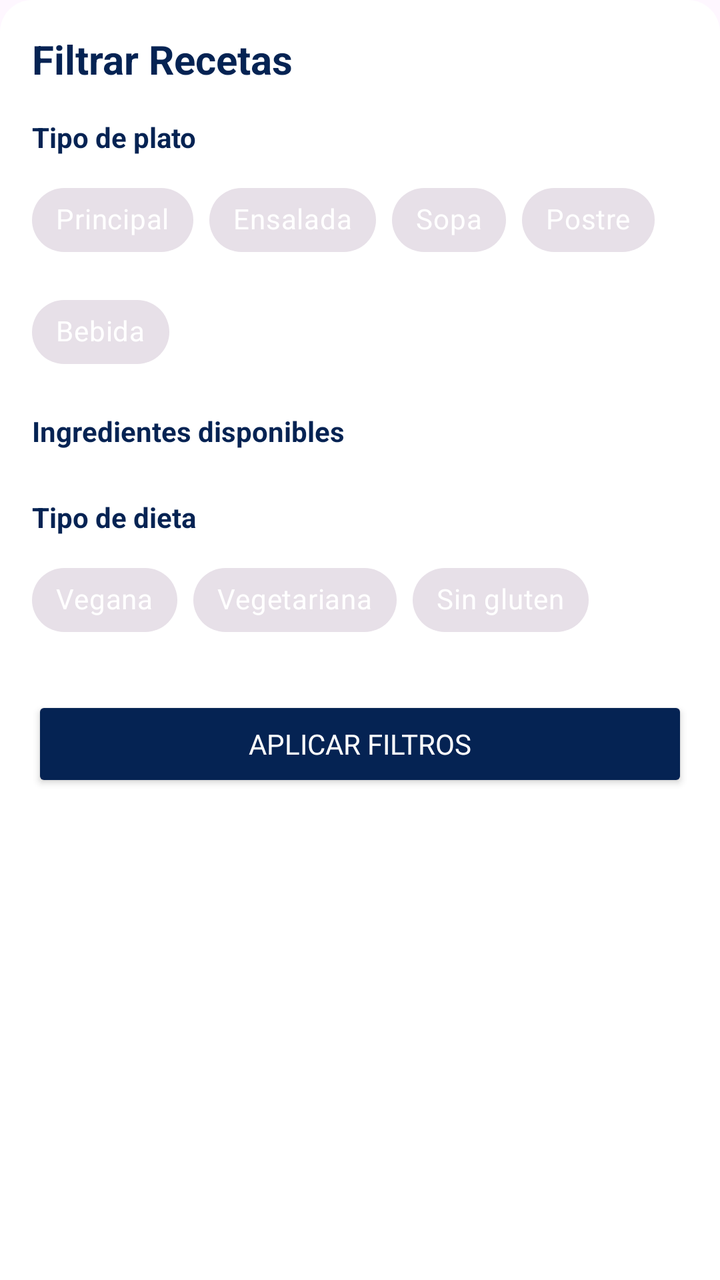
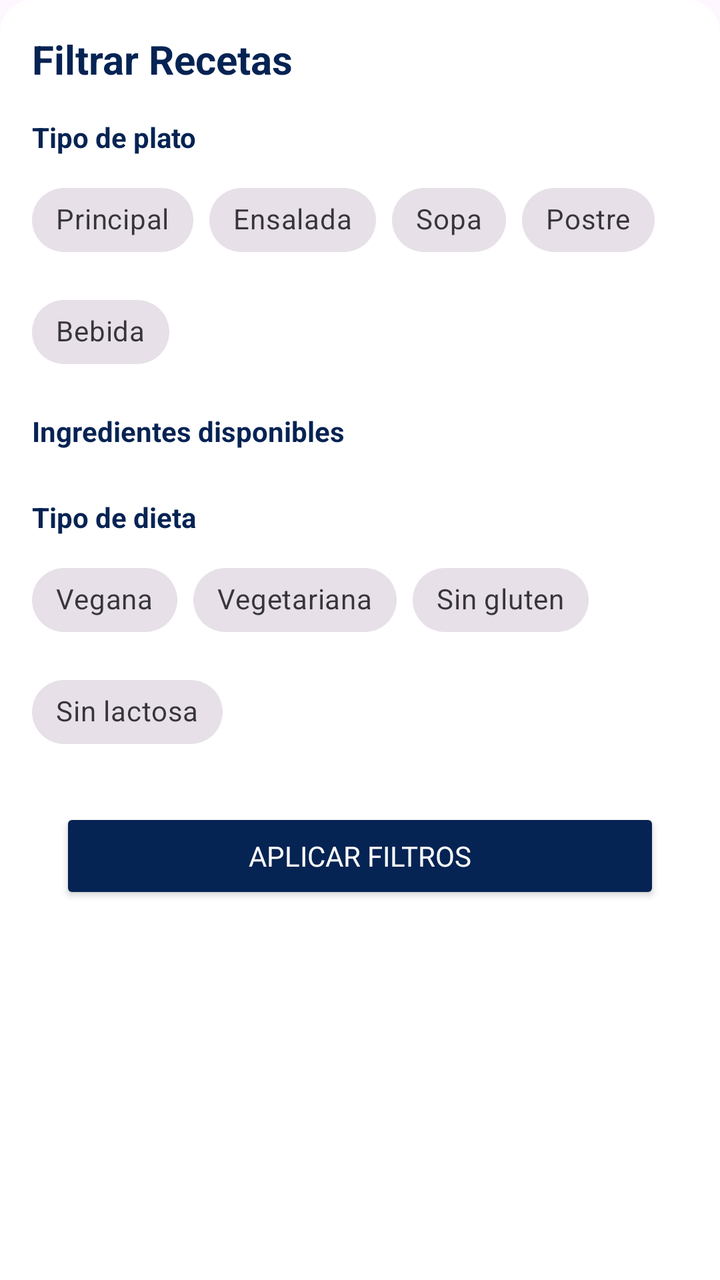

The first picture is an Android layout as it rendered before a commit; the second is the same layout after the commit. The layout source and the unified diff follow.
<!-- AndroidManifest.xml: application theme Theme.SmartFreezer -->
<!-- res/layout/dialog_recipes_filter.xml -->
<?xml version="1.0" encoding="utf-8"?>
<androidx.core.widget.NestedScrollView xmlns:android="http://schemas.android.com/apk/res/android"
    xmlns:app="http://schemas.android.com/apk/res-auto"
    android:layout_width="match_parent"
    android:layout_height="wrap_content"
    android:background="@drawable/bottom_sheet_background"
    android:fillViewport="true"
    android:padding="16dp">

    <LinearLayout
        android:layout_width="match_parent"
        android:layout_height="wrap_content"
        android:orientation="vertical">

        <TextView
            android:layout_width="wrap_content"
            android:layout_height="wrap_content"
            android:layout_marginBottom="16dp"
            android:text="Filtrar Recetas"
            android:textColor="@color/purpleButton"
            android:textSize="20sp"
            android:textStyle="bold" />

        <TextView
            android:layout_width="wrap_content"
            android:layout_height="wrap_content"
            android:text="Tipo de plato"
            android:layout_marginBottom="8dp"
            android:textColor="@color/purpleButton"
            android:textStyle="bold" />

        <com.google.android.material.chip.ChipGroup
            android:id="@+id/chipGroupDishType"
            android:layout_width="match_parent"
            android:layout_height="wrap_content"
            app:singleSelection="true"
            app:selectionRequired="false">

            <com.google.android.material.chip.Chip
                android:id="@+id/chipMainCourse"
                style="@style/Widget.MaterialComponents.Chip.Filter"
                android:layout_width="wrap_content"
                android:layout_height="wrap_content"
                android:textColor="@color/white"
                android:text="Principal" />

            <com.google.android.material.chip.Chip
                android:id="@+id/chipSalad"
                style="@style/Widget.MaterialComponents.Chip.Filter"
                android:layout_width="wrap_content"
                android:layout_height="wrap_content"
                android:textColor="@color/white"
                android:text="Ensalada" />

            <com.google.android.material.chip.Chip
                android:id="@+id/chipSoup"
                style="@style/Widget.MaterialComponents.Chip.Filter"
                android:layout_width="wrap_content"
                android:layout_height="wrap_content"
                android:textColor="@color/white"
                android:text="Sopa" />

            <com.google.android.material.chip.Chip
                android:id="@+id/chipDessert"
                style="@style/Widget.MaterialComponents.Chip.Filter"
                android:layout_width="wrap_content"
                android:layout_height="wrap_content"
                android:textColor="@color/white"
                android:text="Postre" />

            <com.google.android.material.chip.Chip
                android:id="@+id/chipDrink"
                style="@style/Widget.MaterialComponents.Chip.Filter"
                android:layout_width="wrap_content"
                android:layout_height="wrap_content"
                android:textColor="@color/white"
                android:text="Bebida" />
        </com.google.android.material.chip.ChipGroup>

        <TextView
            android:layout_width="wrap_content"
            android:layout_height="wrap_content"
            android:layout_marginTop="16dp"
            android:text="Ingredientes disponibles"
            android:textColor="@color/purpleButton"
            android:textStyle="bold" />


        <androidx.recyclerview.widget.RecyclerView
            android:id="@+id/ingredientsRecyclerView"
            android:layout_width="match_parent"
            android:layout_height="wrap_content"
            android:overScrollMode="never"
            android:scrollbars="vertical"
            android:layout_marginTop="8dp"
            android:orientation="horizontal"
            app:layoutManager="androidx.recyclerview.widget.LinearLayoutManager" />

        <TextView
            android:layout_width="wrap_content"
            android:layout_height="wrap_content"
            android:layout_marginTop="16dp"
            android:text="Tipo de dieta"
            android:layout_marginBottom="8dp"
            android:textColor="@color/purpleButton"
            android:textStyle="bold" />

        <com.google.android.material.chip.ChipGroup
            android:id="@+id/chipGroupDiet"
            android:layout_width="match_parent"
            android:layout_height="wrap_content"
            app:singleSelection="true"
            app:selectionRequired="false">

            <com.google.android.material.chip.Chip
                android:id="@+id/chipVegan"
                style="@style/Widget.MaterialComponents.Chip.Filter"
                android:layout_width="wrap_content"
                android:layout_height="wrap_content"
                android:textColor="@color/white"
                android:text="Vegana" />

            <com.google.android.material.chip.Chip
                android:id="@+id/chipVegetarian"
                style="@style/Widget.MaterialComponents.Chip.Filter"
                android:layout_width="wrap_content"
                android:layout_height="wrap_content"
                android:textColor="@color/white"
                android:text="Vegetariana" />

            <com.google.android.material.chip.Chip
                android:id="@+id/chipGlutenFree"
                style="@style/Widget.MaterialComponents.Chip.Filter"
                android:layout_width="wrap_content"
                android:layout_height="wrap_content"
                android:textColor="@color/white"
                android:text="Sin gluten" />
        </com.google.android.material.chip.ChipGroup>

        <Button
            android:id="@+id/btnApplyFilters"
            android:layout_width="match_parent"
            android:layout_height="wrap_content"
            android:layout_marginTop="24dp"
            android:backgroundTint="@color/purpleButton"
            android:fontFamily="@font/roboto_medium"
            android:text="Aplicar Filtros"
            android:textColor="@android:color/white" />
    </LinearLayout>
</androidx.core.widget.NestedScrollView>
<!-- resources referenced by this layout -->
<resources>
  <color name="purpleButton">#052353</color>
  <color name="white">#FFFFFFFF</color>
  <!-- drawable bottom_sheet_background (drawable) -->
  <shape xmlns:android="http://schemas.android.com/apk/res/android"
      android:shape="rectangle">
      <solid android:color="@android:color/white" />
      <corners android:topLeftRadius="16dp" android:topRightRadius="16dp" />
  </shape>
  <style name="Theme.SmartFreezer" parent="android:Theme.Material.Light.NoActionBar" />
</resources>

<!-- the commit's change to res/layout/dialog_recipes_filter.xml (unified diff, before → after) -->
@@ -16,17 +16,17 @@
             android:layout_width="wrap_content"
             android:layout_height="wrap_content"
             android:layout_marginBottom="16dp"
-            android:text="Filtrar Recetas"
-            android:textColor="@color/purpleButton"
+            android:text="@string/filtrar_recetas"
+            android:textColor="?attr/colorTextPrimary"
             android:textSize="20sp"
             android:textStyle="bold" />
 
         <TextView
             android:layout_width="wrap_content"
             android:layout_height="wrap_content"
-            android:text="Tipo de plato"
+            android:text="@string/tipo_de_plato"
             android:layout_marginBottom="8dp"
-            android:textColor="@color/purpleButton"
+            android:textColor="?attr/colorTextPrimary"
             android:textStyle="bold" />
 
         <com.google.android.material.chip.ChipGroup
@@ -41,48 +41,43 @@
                 style="@style/Widget.MaterialComponents.Chip.Filter"
                 android:layout_width="wrap_content"
                 android:layout_height="wrap_content"
-                android:textColor="@color/white"
-                android:text="Principal" />
+                android:text="@string/principal" />
 
             <com.google.android.material.chip.Chip
                 android:id="@+id/chipSalad"
                 style="@style/Widget.MaterialComponents.Chip.Filter"
                 android:layout_width="wrap_content"
                 android:layout_height="wrap_content"
-                android:textColor="@color/white"
-                android:text="Ensalada" />
+                android:text="@string/ensalada" />
 
             <com.google.android.material.chip.Chip
                 android:id="@+id/chipSoup"
                 style="@style/Widget.MaterialComponents.Chip.Filter"
                 android:layout_width="wrap_content"
                 android:layout_height="wrap_content"
-                android:textColor="@color/white"
-                android:text="Sopa" />
+                android:text="@string/sopa" />
 
             <com.google.android.material.chip.Chip
                 android:id="@+id/chipDessert"
                 style="@style/Widget.MaterialComponents.Chip.Filter"
                 android:layout_width="wrap_content"
                 android:layout_height="wrap_content"
-                android:textColor="@color/white"
-                android:text="Postre" />
+                android:text="@string/postre" />
 
             <com.google.android.material.chip.Chip
                 android:id="@+id/chipDrink"
                 style="@style/Widget.MaterialComponents.Chip.Filter"
                 android:layout_width="wrap_content"
                 android:layout_height="wrap_content"
-                android:textColor="@color/white"
-                android:text="Bebida" />
+                android:text="@string/bebida" />
         </com.google.android.material.chip.ChipGroup>
 
         <TextView
             android:layout_width="wrap_content"
             android:layout_height="wrap_content"
             android:layout_marginTop="16dp"
-            android:text="Ingredientes disponibles"
-            android:textColor="@color/purpleButton"
+            android:text="@string/ingredientes_disponibles"
+            android:textColor="?attr/colorTextPrimary"
             android:textStyle="bold" />
 
 
@@ -100,9 +95,9 @@
             android:layout_width="wrap_content"
             android:layout_height="wrap_content"
             android:layout_marginTop="16dp"
-            android:text="Tipo de dieta"
+            android:text="@string/tipo_de_dieta"
             android:layout_marginBottom="8dp"
-            android:textColor="@color/purpleButton"
+            android:textColor="?attr/colorTextPrimary"
             android:textStyle="bold" />
 
         <com.google.android.material.chip.ChipGroup
@@ -117,34 +112,40 @@
                 style="@style/Widget.MaterialComponents.Chip.Filter"
                 android:layout_width="wrap_content"
                 android:layout_height="wrap_content"
-                android:textColor="@color/white"
-                android:text="Vegana" />
+                android:text="@string/vegana" />
 
             <com.google.android.material.chip.Chip
                 android:id="@+id/chipVegetarian"
                 style="@style/Widget.MaterialComponents.Chip.Filter"
                 android:layout_width="wrap_content"
                 android:layout_height="wrap_content"
-                android:textColor="@color/white"
-                android:text="Vegetariana" />
+                android:text="@string/vegetariana" />
 
             <com.google.android.material.chip.Chip
                 android:id="@+id/chipGlutenFree"
                 style="@style/Widget.MaterialComponents.Chip.Filter"
                 android:layout_width="wrap_content"
                 android:layout_height="wrap_content"
-                android:textColor="@color/white"
-                android:text="Sin gluten" />
+                android:text="@string/sin_gluten" />
+
+            <com.google.android.material.chip.Chip
+                android:id="@+id/chipDairyFree"
+                style="@style/Widget.MaterialComponents.Chip.Filter"
+                android:layout_width="wrap_content"
+                android:layout_height="wrap_content"
+                android:text="@string/sin_lactosa" />
+
         </com.google.android.material.chip.ChipGroup>
 
         <Button
             android:id="@+id/btnApplyFilters"
-            android:layout_width="match_parent"
+            android:layout_width="300dp"
+            android:layout_gravity="center"
             android:layout_height="wrap_content"
             android:layout_marginTop="24dp"
-            android:backgroundTint="@color/purpleButton"
+            android:backgroundTint="?attr/colorBackgroundButton"
             android:fontFamily="@font/roboto_medium"
-            android:text="Aplicar Filtros"
-            android:textColor="@android:color/white" />
+            android:text="@string/aplicar_filtros"
+            android:textColor="?attr/colorTextButton" />
     </LinearLayout>
 </androidx.core.widget.NestedScrollView>
<!-- resource entries referenced after the edit -->
@@ -1,13 +1,25 @@
 <!-- resources referenced by this layout -->
 <resources>
-  <color name="purpleButton">#052353</color>
-  <color name="white">#FFFFFFFF</color>
   <!-- drawable bottom_sheet_background (drawable) -->
   <shape xmlns:android="http://schemas.android.com/apk/res/android"
       android:shape="rectangle">
-      <solid android:color="@android:color/white" />
+      <solid android:color="?attr/colorCardBackground" />
       <corners android:topLeftRadius="16dp" android:topRightRadius="16dp" />
   </shape>
+  <string name="aplicar_filtros">Aplicar Filtros</string>
+  <string name="bebida">Bebida</string>
+  <string name="ensalada">Ensalada</string>
+  <string name="filtrar_recetas">Filtrar Recetas</string>
+  <string name="ingredientes_disponibles">Ingredientes disponibles</string>
+  <string name="postre">Postre</string>
+  <string name="principal">Principal</string>
+  <string name="sin_gluten">Sin gluten</string>
+  <string name="sin_lactosa">Sin lactosa</string>
+  <string name="sopa">Sopa</string>
+  <string name="tipo_de_dieta">Tipo de dieta</string>
+  <string name="tipo_de_plato">Tipo de plato</string>
+  <string name="vegana">Vegana</string>
+  <string name="vegetariana">Vegetariana</string>
   <style name="Theme.SmartFreezer" parent="android:Theme.Material.Light.NoActionBar" />
 </resources>
 
